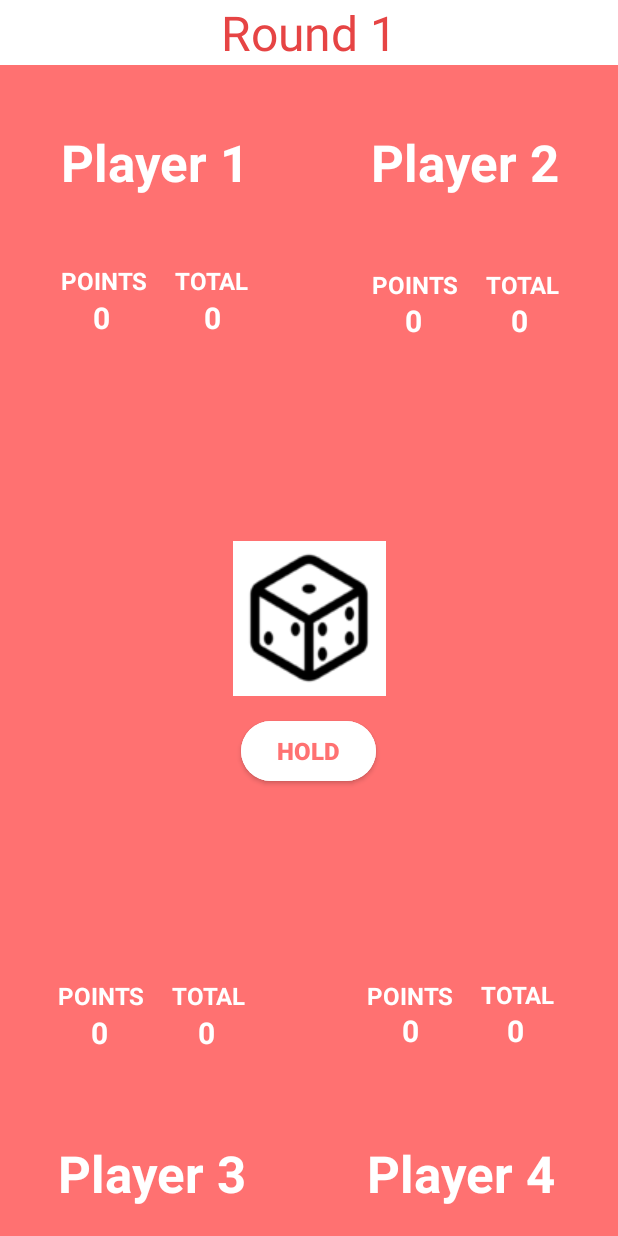
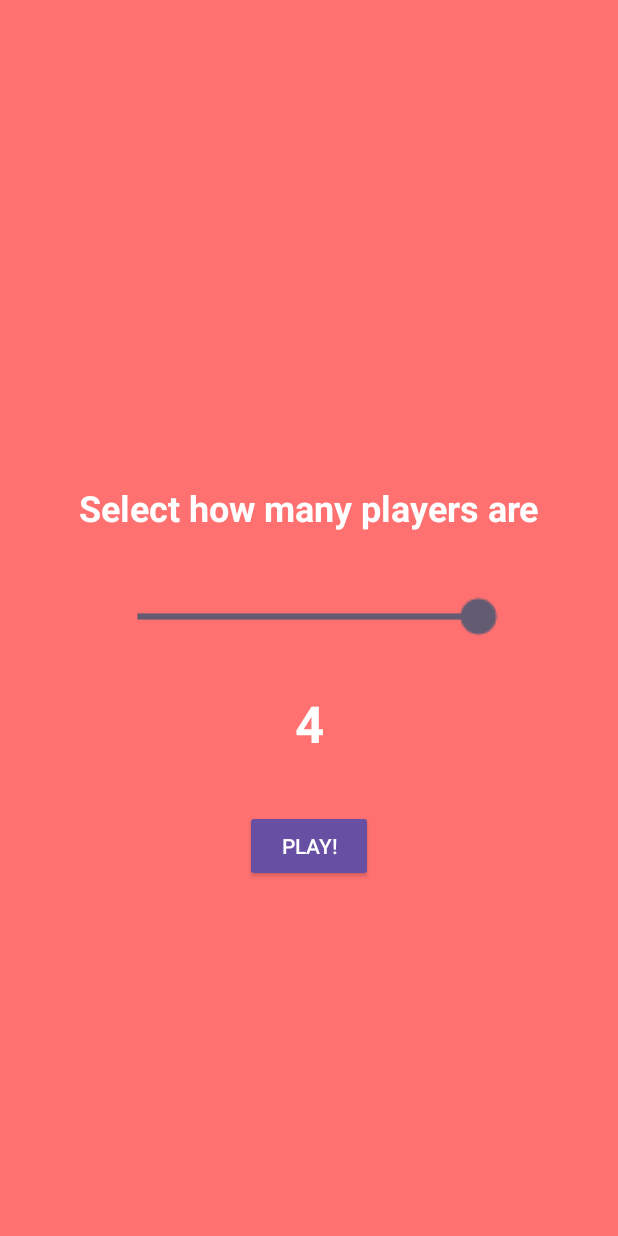
Before and after one commit to byMarkky/pig_app, an Android app: the layout activity_main.xml on its own in the app's theme, with its tools: preview values and no code run, on a phone screen of 412 x 824 dp. Run offline under Robolectric (Android 15) with nearby library versions, the phone set to English and light mode, and no system bars.

Commit message:
Basic UI for start

```diff
--- a/app/src/main/res/layout/activity_main.xml
+++ b/app/src/main/res/layout/activity_main.xml
@@ -13,26 +13,112 @@
         android:layout_height="match_parent">
 
         <androidx.constraintlayout.widget.ConstraintLayout
+            android:id="@+id/winnerLayout"
             android:layout_width="match_parent"
             android:layout_height="match_parent"
             android:visibility="gone">
 
-            <RelativeLayout
-                android:id="@+id/login"
-                android:layout_width="273dp"
-                android:layout_height="428dp"
-                android:background="@color/white"
+            <TextView
+                android:id="@+id/winnerLabel"
+                android:layout_width="wrap_content"
+                android:layout_height="wrap_content"
+                android:text="Player 1 won!!"
+                android:textAlignment="center"
+                android:textColor="@color/white"
+                android:textSize="60sp"
+                app:layout_constraintBottom_toBottomOf="parent"
+                app:layout_constraintEnd_toEndOf="parent"
+                app:layout_constraintHorizontal_bias="0.497"
+                app:layout_constraintStart_toStartOf="parent"
+                app:layout_constraintTop_toTopOf="parent"
+                app:layout_constraintVertical_bias="0.324" />
+
+            <TextView
+                android:id="@+id/congratsLabel"
+                android:layout_width="wrap_content"
+                android:layout_height="wrap_content"
+                android:text="@string/congratsText"
+                android:textAlignment="center"
+                android:textColor="@color/white"
+                android:textSize="34sp"
                 app:layout_constraintBottom_toBottomOf="parent"
                 app:layout_constraintEnd_toEndOf="parent"
                 app:layout_constraintStart_toStartOf="parent"
-                app:layout_constraintTop_toTopOf="parent">
-
-            </RelativeLayout>
+                app:layout_constraintTop_toTopOf="parent"
+                app:layout_constraintVertical_bias="0.499" />
         </androidx.constraintlayout.widget.ConstraintLayout>
 
         <androidx.constraintlayout.widget.ConstraintLayout
+            android:id="@+id/startLayout"
             android:layout_width="match_parent"
-            android:layout_height="match_parent">
+            android:layout_height="match_parent"
+            android:visibility="visible"
+            tools:visibility="visible" >
+
+            <TextView
+                android:id="@+id/textView10"
+                android:layout_width="wrap_content"
+                android:layout_height="wrap_content"
+                android:text="@string/welcomeText"
+                android:textColor="@color/white"
+                android:textSize="24sp"
+                android:textStyle="bold"
+                app:layout_constraintBottom_toBottomOf="parent"
+                app:layout_constraintEnd_toEndOf="parent"
+                app:layout_constraintStart_toStartOf="parent"
+                app:layout_constraintTop_toTopOf="parent"
+                app:layout_constraintVertical_bias="0.407" />
+
+            <SeekBar
+                android:id="@+id/playerSelector"
+                android:layout_width="146dp"
+                android:layout_height="18dp"
+                android:backgroundTint="#FFFFFF"
+                android:foregroundTint="#FFFFFF"
+                android:max="3"
+                android:progress="4"
+                android:scaleX="2"
+                android:scaleY="2"
+                app:layout_constraintBottom_toBottomOf="parent"
+                app:layout_constraintEnd_toEndOf="parent"
+                app:layout_constraintHorizontal_bias="0.498"
+                app:layout_constraintStart_toStartOf="parent"
+                app:layout_constraintTop_toTopOf="parent"
+                app:layout_constraintVertical_bias="0.499" />
+
+            <TextView
+                android:id="@+id/textView11"
+                android:layout_width="wrap_content"
+                android:layout_height="wrap_content"
+                android:text="4"
+                android:textColor="@color/white"
+                android:textSize="34sp"
+                android:textStyle="bold"
+                app:layout_constraintBottom_toBottomOf="parent"
+                app:layout_constraintEnd_toEndOf="parent"
+                app:layout_constraintStart_toStartOf="parent"
+                app:layout_constraintTop_toTopOf="parent"
+                app:layout_constraintVertical_bias="0.59" />
+
+            <Button
+                android:id="@+id/playButton"
+                style="@style/Widget.AppCompat.Button.Small"
+                android:layout_width="wrap_content"
+                android:layout_height="wrap_content"
+                android:text="@string/playButton"
+                app:layout_constraintBottom_toBottomOf="parent"
+                app:layout_constraintEnd_toEndOf="parent"
+                app:layout_constraintStart_toStartOf="parent"
+                app:layout_constraintTop_toTopOf="parent"
+                app:layout_constraintVertical_bias="0.696" />
+        </androidx.constraintlayout.widget.ConstraintLayout>
+
+        <androidx.constraintlayout.widget.ConstraintLayout
+            android:id="@+id/gameLayout"
+            android:layout_width="match_parent"
+            android:layout_height="match_parent"
+            android:visibility="gone"
+            tools:visibility="gone">
 
             <Button
                 android:id="@+id/holdButton"
@@ -63,7 +149,6 @@
                     android:id="@+id/playerFourText"
                     android:layout_width="wrap_content"
                     android:layout_height="wrap_content"
-                    android:layout_marginBottom="19dp"
                     android:text="Player 4"
                     android:textColor="@color/white"
                     android:textSize="34sp"
@@ -71,7 +156,9 @@
                     app:layout_constraintBottom_toBottomOf="parent"
                     app:layout_constraintEnd_toEndOf="parent"
                     app:layout_constraintHorizontal_bias="0.505"
-                    app:layout_constraintStart_toStartOf="parent" />
+                    app:layout_constraintStart_toStartOf="parent"
+                    app:layout_constraintTop_toTopOf="parent"
+                    app:layout_constraintVertical_bias="0.076" />
 
                 <TextView
                     android:id="@+id/playerFourCounter"
@@ -83,10 +170,10 @@
                     android:textStyle="bold"
                     app:layout_constraintBottom_toBottomOf="parent"
                     app:layout_constraintEnd_toEndOf="parent"
-                    app:layout_constraintHorizontal_bias="0.331"
+                    app:layout_constraintHorizontal_bias="0.321"
                     app:layout_constraintStart_toStartOf="parent"
                     app:layout_constraintTop_toTopOf="parent"
-                    app:layout_constraintVertical_bias="0.46" />
+                    app:layout_constraintVertical_bias="0.622" />
 
                 <TextView
                     android:id="@+id/playerFourPoints"
@@ -98,10 +185,10 @@
                     android:textStyle="bold"
                     app:layout_constraintBottom_toBottomOf="parent"
                     app:layout_constraintEnd_toEndOf="parent"
-                    app:layout_constraintHorizontal_bias="0.683"
+                    app:layout_constraintHorizontal_bias="0.708"
                     app:layout_constraintStart_toStartOf="parent"
                     app:layout_constraintTop_toTopOf="parent"
-                    app:layout_constraintVertical_bias="0.46" />
+                    app:layout_constraintVertical_bias="0.6" />
 
                 <TextView
                     android:id="@+id/textView8"
@@ -118,7 +205,7 @@
                     app:layout_constraintHorizontal_bias="0.281"
                     app:layout_constraintStart_toStartOf="parent"
                     app:layout_constraintTop_toTopOf="parent"
-                    app:layout_constraintVertical_bias="0.36" />
+                    app:layout_constraintVertical_bias="0.51" />
 
                 <TextView
                     android:id="@+id/textView9"
@@ -134,7 +221,7 @@
                     app:layout_constraintHorizontal_bias="0.739"
                     app:layout_constraintStart_toStartOf="parent"
                     app:layout_constraintTop_toTopOf="parent"
-                    app:layout_constraintVertical_bias="0.356" />
+                    app:layout_constraintVertical_bias="0.51" />
 
             </androidx.constraintlayout.widget.ConstraintLayout>
 
@@ -232,6 +319,11 @@
                 app:layout_constraintStart_toStartOf="parent"
                 app:layout_constraintTop_toTopOf="parent">
 
+                <ImageView
+                    android:id="@+id/imageView"
+                    android:layout_width="match_parent"
+                    android:layout_height="match_parent"
+                    app:srcCompat="@drawable/dice_default" />
             </FrameLayout>
 
             <androidx.constraintlayout.widget.ConstraintLayout
@@ -336,7 +428,7 @@
             <androidx.constraintlayout.widget.ConstraintLayout
                 android:id="@+id/playerThreeLayout"
                 android:layout_width="202dp"
-                android:layout_height="256dp"
+                android:layout_height="255dp"
                 app:layout_constraintBottom_toBottomOf="parent"
                 app:layout_constraintStart_toStartOf="parent">
 
@@ -344,7 +436,6 @@
                     android:id="@+id/playerThreeText"
                     android:layout_width="wrap_content"
                     android:layout_height="wrap_content"
-                    android:layout_marginBottom="19dp"
                     android:text="Player 3"
                     android:textColor="@color/white"
                     android:textSize="34sp"
@@ -352,7 +443,9 @@
                     app:layout_constraintBottom_toBottomOf="parent"
                     app:layout_constraintEnd_toEndOf="parent"
                     app:layout_constraintHorizontal_bias="0.506"
-                    app:layout_constraintStart_toStartOf="parent" />
+                    app:layout_constraintStart_toStartOf="parent"
+                    app:layout_constraintTop_toTopOf="parent"
+                    app:layout_constraintVertical_bias="0.075" />
 
                 <TextView
                     android:id="@+id/playerThreeCounter"
@@ -364,10 +457,10 @@
                     android:textStyle="bold"
                     app:layout_constraintBottom_toBottomOf="parent"
                     app:layout_constraintEnd_toEndOf="parent"
-                    app:layout_constraintHorizontal_bias="0.319"
+                    app:layout_constraintHorizontal_bias="0.314"
                     app:layout_constraintStart_toStartOf="parent"
                     app:layout_constraintTop_toTopOf="parent"
-                    app:layout_constraintVertical_bias="0.467" />
+                    app:layout_constraintVertical_bias="0.615" />
 
                 <TextView
                     android:id="@+id/playerThreePoints"
@@ -380,10 +473,10 @@
                     android:textStyle="bold"
                     app:layout_constraintBottom_toBottomOf="parent"
                     app:layout_constraintEnd_toEndOf="parent"
-                    app:layout_constraintHorizontal_bias="0.691"
+                    app:layout_constraintHorizontal_bias="0.696"
                     app:layout_constraintStart_toStartOf="parent"
                     app:layout_constraintTop_toTopOf="parent"
-                    app:layout_constraintVertical_bias="0.467" />
+                    app:layout_constraintVertical_bias="0.615" />
 
                 <TextView
                     android:id="@+id/textView6"
@@ -400,7 +493,7 @@
                     app:layout_constraintHorizontal_bias="0.268"
                     app:layout_constraintStart_toStartOf="parent"
                     app:layout_constraintTop_toTopOf="parent"
-                    app:layout_constraintVertical_bias="0.363" />
+                    app:layout_constraintVertical_bias="0.508" />
 
                 <TextView
                     android:id="@+id/textView7"
@@ -416,7 +509,7 @@
                     app:layout_constraintHorizontal_bias="0.751"
                     app:layout_constraintStart_toStartOf="parent"
                     app:layout_constraintTop_toTopOf="parent"
-                    app:layout_constraintVertical_bias="0.363" />
+                    app:layout_constraintVertical_bias="0.508" />
 
             </androidx.constraintlayout.widget.ConstraintLayout>
 
@@ -433,17 +526,8 @@
                 app:layout_constraintStart_toStartOf="parent"
                 app:layout_constraintTop_toTopOf="parent" />
 
-            <ImageView
-                android:id="@+id/imageView"
-                android:layout_width="wrap_content"
-                android:layout_height="wrap_content"
-                app:layout_constraintBottom_toBottomOf="parent"
-                app:layout_constraintEnd_toEndOf="parent"
-                app:layout_constraintStart_toStartOf="parent"
-                app:layout_constraintTop_toTopOf="parent"
-                app:srcCompat="@drawable/dice_default" />
+        </androidx.constraintlayout.widget.ConstraintLayout>
 
-        </androidx.constraintlayout.widget.ConstraintLayout>
     </RelativeLayout>
 
 </androidx.constraintlayout.widget.ConstraintLayout>
--- a/app/src/main/res/mipmap-anydpi-v26/ic_launcher.xml
+++ b/app/src/main/res/mipmap-anydpi-v26/ic_launcher.xml
@@ -1,6 +1,6 @@
 <?xml version="1.0" encoding="utf-8"?>
 <adaptive-icon xmlns:android="http://schemas.android.com/apk/res/android">
-    <background android:drawable="@drawable/ic_launcher_background" />
-    <foreground android:drawable="@drawable/ic_launcher_foreground" />
+    <background android:drawable="@color/white" />
+    <foreground android:drawable="@drawable/dice_icon" />
     <monochrome android:drawable="@drawable/ic_launcher_foreground" />
 </adaptive-icon>
--- a/app/src/main/res/values/strings.xml
+++ b/app/src/main/res/values/strings.xml
@@ -4,4 +4,7 @@
     <string name="hold_button">Hold</string>
     <string name="currentPoints">Points</string>
     <string name="totalPoints">Total</string>
+    <string name="congratsText">Congratulations!!</string>
+    <string name="welcomeText">Select how many players are</string>
+    <string name="playButton">Play!</string>
 </resources>
```
Also changed, not shown: app/src/main/java/com/example/pig_marco_ramos/MainActivity.kt (+36 -4 lines), app/src/main/res/drawable/dice_icon.xml (added, +33 -0 lines), app/src/main/res/layout/popup_window.xml (deleted, +0 -21 lines).
